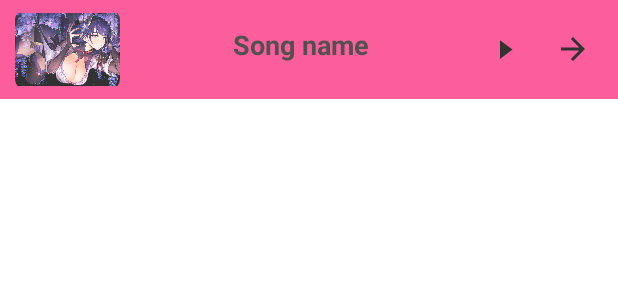
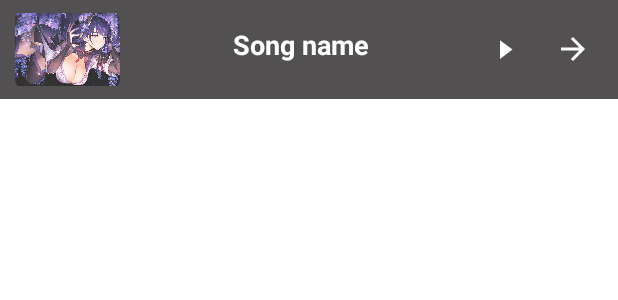
Before and after one commit to tphan5901/Music-Player, an Android app built with Jetpack Compose: the layout fragment_now_playing.xml on its own in the app's theme, with its tools: preview values and no code run, on a phone screen of 412 x 824 dp. Shown: the top 300 px of the screen. Run offline under Robolectric (Android 15) with nearby library versions, the phone set to English and light mode, and no system bars.

Commit message:
UI updates

```diff
--- a/app/src/main/res/layout/activity_playlist.xml
+++ b/app/src/main/res/layout/activity_playlist.xml
@@ -49,7 +49,7 @@
             android:src="@drawable/back_icon"
             android:contentDescription="@string/back_btn"
             android:backgroundTint="@android:color/transparent"
-            app:tint="@color/white"
+            app:tint="@color/black"
             android:padding="5dp"/>
 
         <!--
--- a/app/src/main/res/layout/fragment_now_playing.xml
+++ b/app/src/main/res/layout/fragment_now_playing.xml
@@ -5,8 +5,9 @@
     android:layout_height="wrap_content"
     xmlns:app="http://schemas.android.com/apk/res-auto"
     tools:context=".NowPlaying"
-    android:background="?attr/themeColor"
+    android:background="@color/black"
     android:alpha="0.8">
+    <!-- android:background="?attr/themeColor" -->
 
     <com.google.android.material.imageview.ShapeableImageView
         android:id="@+id/songImgNP"
@@ -28,7 +29,7 @@
         android:src="@drawable/play_icon"
         android:contentDescription="@string/playlist_btn"
         android:scaleType="centerInside"
-        app:tint="@android:color/black" />
+        app:tint="@android:color/white" />
 
     <ImageButton
         android:id="@+id/nextBtnNP"
@@ -41,7 +42,7 @@
         android:src="@drawable/next_icon"
         android:contentDescription="@string/playlist_btn"
         android:scaleType="centerInside"
-        app:tint="@android:color/black" />
+        app:tint="@android:color/white" />
 
 
     <TextView
@@ -50,7 +51,7 @@
         android:layout_height="60dp"
         android:text="@string/song_name"
         android:textSize="18sp"
-        android:textColor="@color/black"
+        android:textColor="@color/white"
         android:textStyle="bold"
         android:gravity="center"
         android:layout_toStartOf="@id/playPauseBtnNP"
```
Also changed, not shown: app/src/main/res/layout/nav_header.xml (+3 -4 lines).
